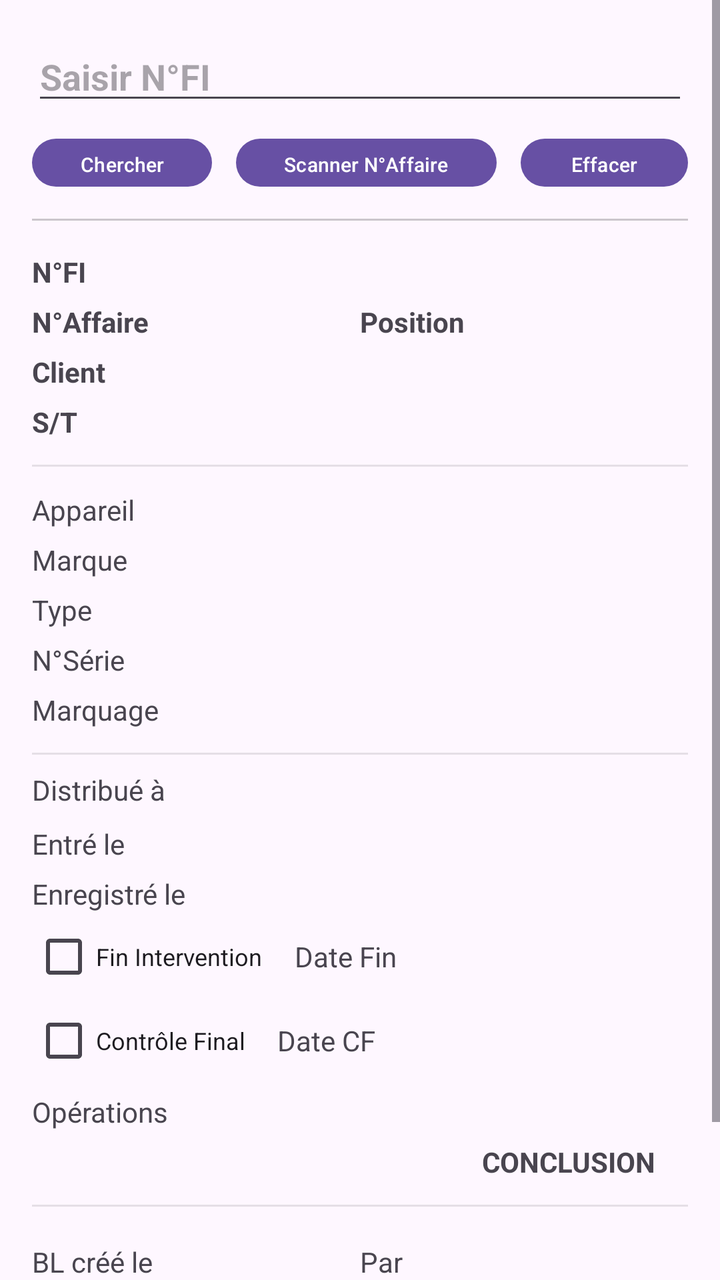
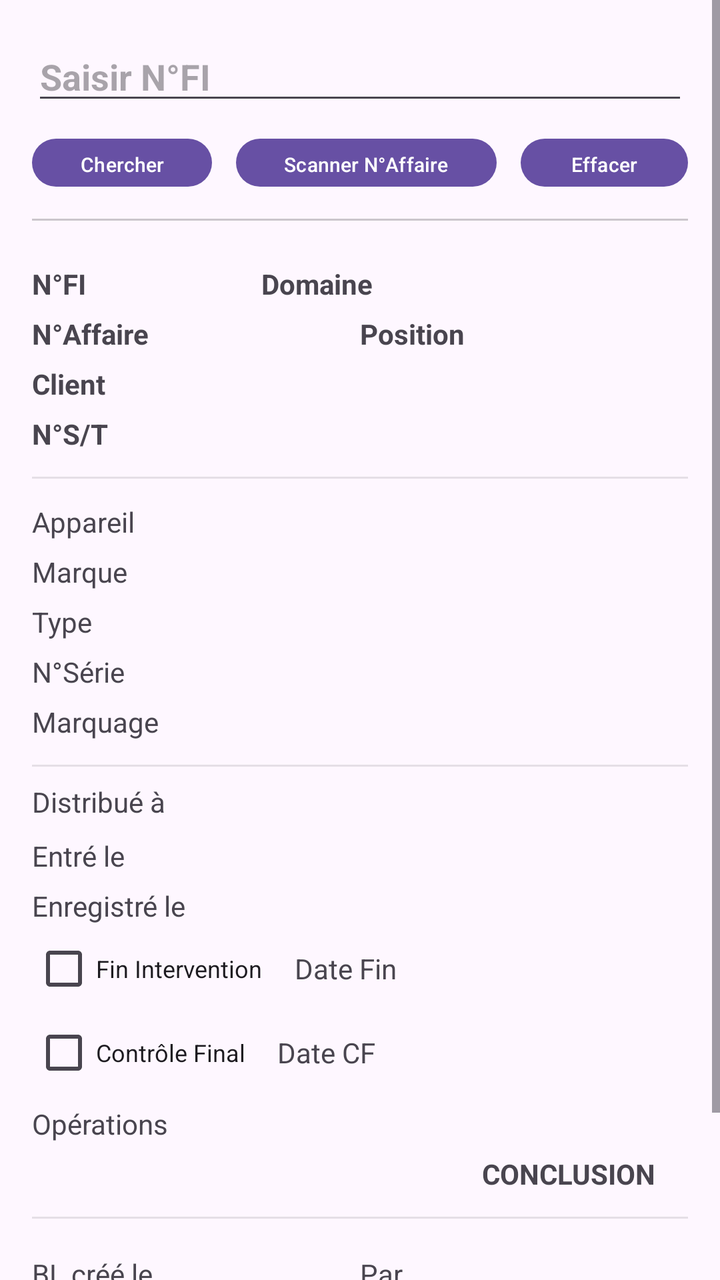

Screens rendered from an Android XML layout before and after an edit, with the pre-edit source and the edit as a unified diff.
<!-- AndroidManifest.xml: application theme Theme.QrLookup -->
<!-- res/layout/activity_main.xml -->
<?xml version="1.0" encoding="utf-8"?>
<ScrollView xmlns:android="http://schemas.android.com/apk/res/android"
    xmlns:app="http://schemas.android.com/apk/res-auto"
    android:layout_width="match_parent"
    android:layout_height="match_parent">

    <LinearLayout
        android:layout_width="match_parent"
        android:layout_height="wrap_content"
        android:orientation="vertical"
        android:padding="16dp">

        
        <EditText
            android:id="@+id/etSearch"
            android:layout_width="match_parent"
            android:layout_height="wrap_content"
            android:layout_marginBottom="0dp"
            android:hint="Saisir N°FI"
            android:inputType="text|textCapCharacters"
            android:maxLength="8"
            android:textStyle="bold" />

        <LinearLayout
            android:layout_width="match_parent"
            android:layout_height="wrap_content"
            android:layout_marginTop="12dp"
            android:gravity="center"
            android:orientation="horizontal">

            <Button
                android:id="@+id/btnSearch"
                android:layout_width="wrap_content"
                android:layout_height="24dp"
                android:insetTop="0dp"
                android:insetBottom="0dp"
                android:text="Chercher"
                android:textSize="10sp" />

            <Space
                android:layout_width="12dp"
                android:layout_height="0dp" />

            <Button
                android:id="@+id/btnScanFi"
                android:layout_width="wrap_content"
                android:layout_height="24dp"
                android:insetTop="0dp"
                android:insetBottom="0dp"
                android:text="Scanner N°Affaire"
                android:textSize="10dp"
                app:iconPadding="0dp" />

            <Space
                android:layout_width="12dp"
                android:layout_height="0dp" />

            <Button
                android:id="@+id/btnInit"
                android:layout_width="wrap_content"
                android:layout_height="24dp"
                android:insetTop="0dp"
                android:insetBottom="0dp"
                android:text="Effacer"
                android:textSize="10dp" />

        </LinearLayout>

        <View
            android:layout_width="match_parent"
            android:layout_height="1dp"
            android:layout_marginTop="16dp"
            android:background="#33000000" />

        
        <TextView
            android:id="@+id/tvNumFI"
            android:layout_width="match_parent"
            android:layout_height="wrap_content"
            android:layout_marginTop="16dp"
            android:text="N°FI"
            android:textStyle="bold" />

        <LinearLayout
            android:layout_width="match_parent"
            android:layout_height="wrap_content"
            android:layout_marginTop="6dp"
            android:orientation="horizontal">

            <TextView
                android:id="@+id/tvNumAff"
                android:layout_width="0dp"
                android:layout_height="wrap_content"
                android:layout_weight="1"
                android:text="N°Affaire"
                android:textStyle="bold" />

            <TextView
                android:id="@+id/tvPosit"
                android:layout_width="0dp"
                android:layout_height="wrap_content"
                android:layout_weight="1"
                android:text="Position"
                android:textStyle="bold" />
        </LinearLayout>

        <TextView
            android:id="@+id/tvClient"
            android:layout_width="match_parent"
            android:layout_height="wrap_content"
            android:layout_marginTop="6dp"
            android:clickable="true"
            android:focusable="true"
            android:text="Client"
            android:textStyle="bold" />

        <TextView
            android:id="@+id/tvST"
            android:layout_width="match_parent"
            android:layout_height="wrap_content"
            android:layout_marginTop="6dp"
            android:clickable="true"
            android:focusable="true"
            android:text="S/T"
            android:textStyle="bold" />

        <View
            android:layout_width="match_parent"
            android:layout_height="1dp"
            android:layout_marginTop="12dp"
            android:background="#19000000" />

        
        <TextView
            android:id="@+id/tvAppareil"
            android:layout_width="match_parent"
            android:layout_height="wrap_content"
            android:layout_marginTop="12dp"
            android:text="Appareil" />

        <TextView
            android:id="@+id/tvMarque"
            android:layout_width="match_parent"
            android:layout_height="wrap_content"
            android:layout_marginTop="6dp"
            android:text="Marque" />

        <TextView
            android:id="@+id/tvType"
            android:layout_width="match_parent"
            android:layout_height="wrap_content"
            android:layout_marginTop="6dp"
            android:text="Type" />

        <TextView
            android:id="@+id/tvSerie"
            android:layout_width="match_parent"
            android:layout_height="wrap_content"
            android:layout_marginTop="6dp"
            android:text="N°Série" />

        <TextView
            android:id="@+id/tvMarquage"
            android:layout_width="match_parent"
            android:layout_height="wrap_content"
            android:layout_marginTop="6dp"
            android:text="Marquage" />

        <View
            android:layout_width="match_parent"
            android:layout_height="1dp"
            android:layout_marginTop="12dp"
            android:background="#19000000" />

        
        <TextView
            android:id="@+id/tvDistrib"
            android:layout_width="match_parent"
            android:layout_height="wrap_content"
            android:layout_marginTop="8dp"
            android:text="Distribué à" />
        <TextView
            android:id="@+id/tvDateEntre"
            android:layout_width="match_parent"
            android:layout_height="wrap_content"
            android:layout_marginTop="8dp"
            android:text="Entré le" />

        <TextView
            android:id="@+id/tvDateEnreg"
            android:layout_width="match_parent"
            android:layout_height="wrap_content"
            android:layout_marginTop="6dp"
            android:text="Enregistré le" />

        <LinearLayout
            android:layout_width="match_parent"
            android:layout_height="wrap_content"
            android:layout_marginTop="6dp"
            android:gravity="center_vertical"
            android:orientation="horizontal">

            <CheckBox
                android:id="@+id/chkFinterv"
                style="@style/CompactCheckBox"
                android:layout_width="wrap_content"
                android:layout_height="wrap_content"
                android:clickable="false"
                android:text="Fin Intervention" />

            <Space
                android:layout_width="16dp"
                android:layout_height="0dp" />

            <TextView
                android:id="@+id/tvDateFin"
                android:layout_width="wrap_content"
                android:layout_height="wrap_content"
                android:text="Date Fin" />
        </LinearLayout>

        <LinearLayout
            android:layout_width="match_parent"
            android:layout_height="wrap_content"
            android:layout_marginTop="10dp"
            android:gravity="center_vertical"
            android:orientation="horizontal">

            <CheckBox
                android:id="@+id/chkCF"
                style="@style/CompactCheckBox"
                android:layout_width="wrap_content"
                android:layout_height="wrap_content"
                android:clickable="false"
                android:text="Contrôle Final" />

            <Space
                android:layout_width="16dp"
                android:layout_height="0dp" />

            <TextView
                android:id="@+id/tvDateCF"
                android:layout_width="wrap_content"
                android:layout_height="wrap_content"
                android:text="Date CF" />
        </LinearLayout>

        <TextView
            android:id="@+id/tvOpReal"
            android:layout_width="239dp"
            android:layout_height="wrap_content"
            android:layout_marginTop="10dp"
            android:text="Opérations" />

        
        <LinearLayout
            android:layout_width="match_parent"
            android:layout_height="wrap_content"
            android:layout_marginTop="6dp"
            android:gravity="center_vertical"
            android:orientation="horizontal">

            
            <LinearLayout
                android:id="@+id/docsContainer"
                android:layout_width="0dp"
                android:layout_height="wrap_content"
                android:layout_marginEnd="8dp"
                android:layout_weight="1"
                android:gravity="left"
                android:orientation="horizontal" />

            <TextView
                android:id="@+id/tvConclusion"
                android:layout_width="wrap_content"
                android:layout_height="wrap_content"
                android:paddingLeft="16dp"
                android:paddingRight="16dp"
                android:text="CONCLUSION"
                android:textStyle="bold" />
        </LinearLayout>

        <View
            android:layout_width="match_parent"
            android:layout_height="1dp"
            android:layout_marginTop="12dp"
            android:background="#19000000" />

        
        <LinearLayout
            android:layout_width="match_parent"
            android:layout_height="wrap_content"
            android:layout_marginTop="12dp"
            android:orientation="horizontal">

            <LinearLayout
                android:id="@+id/BLContainer"
                android:layout_width="0dp"
                android:layout_height="wrap_content"
                android:layout_marginEnd="8dp"
                android:layout_weight="1"
                android:gravity="left"
                android:orientation="horizontal" />
            
            
            
            
            
            
            
            

            
            
            
            
            
            
            
            
        </LinearLayout>

        <LinearLayout
            android:layout_width="match_parent"
            android:layout_height="wrap_content"
            android:layout_marginTop="6dp"
            android:orientation="horizontal">

            <TextView
                android:id="@+id/tvDateCrea"
                android:layout_width="0dp"
                android:layout_height="wrap_content"
                android:layout_weight="1"
                android:ellipsize="end"
                android:maxLines="1"
                android:text="BL créé le" />

            <TextView
                android:id="@+id/tvPar"
                android:layout_width="0dp"
                android:layout_height="wrap_content"
                android:layout_weight="1"
                android:ellipsize="end"
                android:maxLines="1"
                android:text="Par" />
        </LinearLayout>

        <LinearLayout
            android:layout_width="match_parent"
            android:layout_height="wrap_content"
            android:layout_marginTop="6dp"
            android:orientation="horizontal">

            <TextView
                android:id="@+id/tvNumFact"
                android:layout_width="0dp"
                android:layout_height="wrap_content"
                android:layout_weight="1"
                android:ellipsize="end"
                android:maxLines="1"
                android:text="N°Fact." />

            <TextView
                android:id="@+id/tvDateFact"
                android:layout_width="0dp"
                android:layout_height="wrap_content"
                android:layout_weight="1"
                android:ellipsize="end"
                android:maxLines="1"
                android:text="Date Facture" />
        </LinearLayout>

        <View
            android:layout_width="match_parent"
            android:layout_height="1dp"
            android:layout_marginTop="12dp"
            android:background="#19000000" />

        
        <LinearLayout
            android:layout_width="match_parent"
            android:layout_height="wrap_content"
            android:layout_marginTop="12dp"
            android:gravity="center_vertical"
            android:orientation="horizontal">










            <TextView
                android:id="@+id/tvLblEmp"
                android:layout_width="wrap_content"
                android:layout_height="wrap_content"
                android:text="A12"
                android:padding="12dp"
                android:visibility="gone"
                android:background="@drawable/bg_button_like"
                android:textColor="@android:color/white"/>

            <TextView
                android:id="@+id/tvResult"
                android:layout_width="wrap_content"
                android:layout_height="wrap_content"
                android:background="#006400"
                android:paddingLeft="10dp"
                android:paddingRight="10dp"
                android:text=""
                android:textColor="#FFFFFF"
                android:textStyle="bold"
                android:visibility="gone" />
        </LinearLayout>

        <Space
            android:layout_width="match_parent"
            android:layout_height="24dp" />
    </LinearLayout>
</ScrollView>
<!-- resources referenced by this layout -->
<resources>
  <!-- drawable bg_button_like (drawable) -->
  <?xml version="1.0" encoding="utf-8"?>
  <shape xmlns:android="http://schemas.android.com/apk/res/android" android:shape="rectangle">
      <solid android:color="@color/BtnEmp"/>
      <corners android:radius="12dp"/>
      <padding
          android:left="12dp"
          android:top="8dp"
          android:right="12dp"
          android:bottom="8dp" />
  </shape>
  <style name="CompactCheckBox" parent="Widget.AppCompat.CompoundButton.CheckBox">
          <item name="android:minHeight">12dp</item>
          <item name="android:paddingTop">0dp</item>
          <item name="android:paddingBottom">0dp</item>
          <item name="android:textSize">12sp</item>
      </style>
  <style name="Theme.QrLookup" parent="Base.Theme.QrLookup" />
  <color name="BtnEmp">#347C8A</color>
  <style name="Base.Theme.QrLookup" parent="Theme.Material3.DayNight.NoActionBar">
          
          
      </style>
</resources>

<!-- the commit's change to res/layout/activity_main.xml (unified diff, before → after) -->
@@ -73,13 +73,31 @@
             android:background="#33000000" />
 
         
-        <TextView
-            android:id="@+id/tvNumFI"
-            android:layout_width="match_parent"
-            android:layout_height="wrap_content"
-            android:layout_marginTop="16dp"
-            android:text="N°FI"
-            android:textStyle="bold" />
+
+        <LinearLayout
+            android:layout_width="match_parent"
+            android:layout_height="wrap_content"
+            android:layout_marginTop="6dp"
+            android:orientation="horizontal">
+
+            <TextView
+                android:id="@+id/tvNumFI"
+                android:layout_width="0dp"
+                android:layout_height="wrap_content"
+                android:layout_weight="0.7"
+                android:layout_marginTop="16dp"
+                android:text="N°FI"
+                android:textStyle="bold" />
+
+            <TextView
+                android:id="@+id/tvDomaine"
+                android:layout_width="0dp"
+                android:layout_height="wrap_content"
+                android:layout_weight="1.3"
+                android:layout_marginTop="16dp"
+                android:text="Domaine"
+                android:textStyle="bold" />
+        </LinearLayout>
 
         <LinearLayout
             android:layout_width="match_parent"
@@ -121,7 +139,7 @@
             android:layout_marginTop="6dp"
             android:clickable="true"
             android:focusable="true"
-            android:text="S/T"
+            android:text="N°S/T"
             android:textStyle="bold" />
 
         <View
